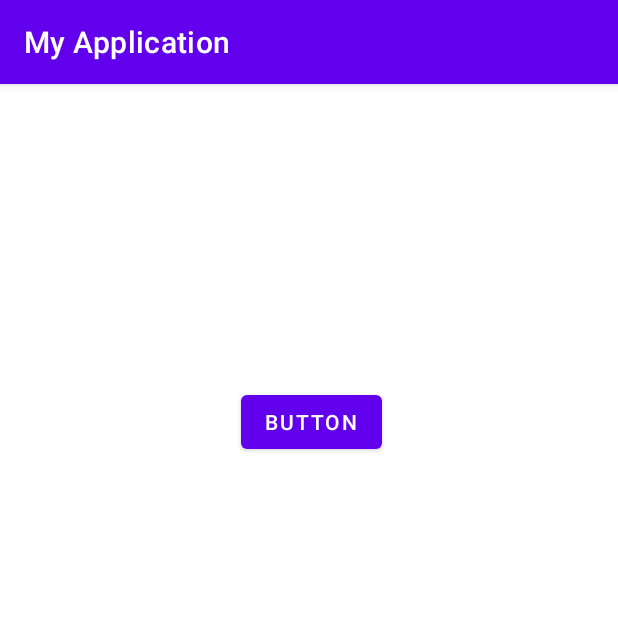
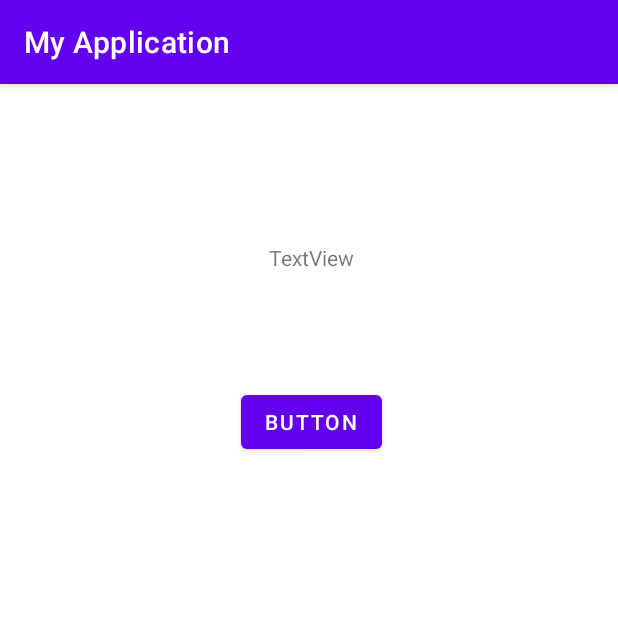
Before and after one commit to guansoonpeh/TestShare, an Android app: the screen it shows after launch (MainActivity), on a phone screen of 412 x 824 dp, the top half of it. Run offline under Robolectric (Android 15) with nearby library versions, the phone set to English and light mode, and no system bars.

Commit message:
v3 - text view

```diff
--- a/app/src/main/res/layout/activity_main.xml
+++ b/app/src/main/res/layout/activity_main.xml
@@ -27,4 +27,14 @@
         app:layout_constraintStart_toStartOf="parent"
         app:layout_constraintTop_toTopOf="parent" />
 
+    <TextView
+        android:id="@+id/textView"
+        android:layout_width="wrap_content"
+        android:layout_height="wrap_content"
+        android:layout_marginEnd="176dp"
+        android:layout_marginBottom="76dp"
+        android:text="TextView"
+        app:layout_constraintBottom_toTopOf="@+id/button"
+        app:layout_constraintEnd_toEndOf="parent" />
+
 </androidx.constraintlayout.widget.ConstraintLayout>
```
